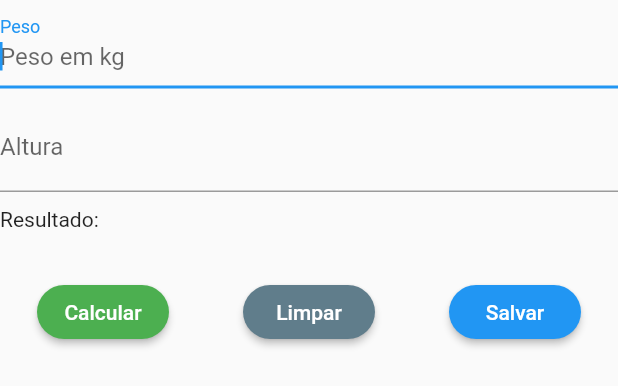
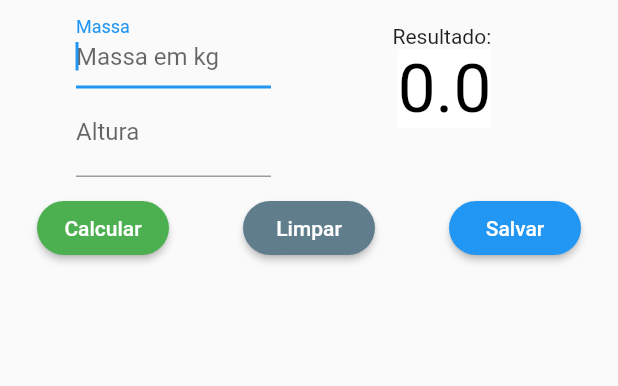
Before and after one commit to albertosdneto/imc, a Flutter app: the FormularioIMC widget shown alone on an empty page, opened directly, on a phone screen of 412 x 824 dp. Shown: the top 386 px of the screen. Run offline on Flutter 3.47's test engine with Material 2 defaults, Android fonts, the phone set to English and light mode, and no system bars; our stand-ins replace charts_flutter, sqflite; accounts and stored records are empty.

Commit message:
User interface improvements. Bug fixes. Code improvement.

```diff
--- a/lib/common.dart
+++ b/lib/common.dart
@@ -1,7 +1,77 @@
-// Colors:
-//Obesidade Morbida Grau 3: 0xFFda64f6
-//Obesidade Severa Grau 2: 0xFFf66464
-//Obesidade Grau I: 0xFFf0a842
-//Sobrepeso: 0xFFfada8f
-//Saudável: 0xFF44d185
-//Magreza: 0xFF9bdaeb
+import 'package:flutter/material.dart';
+
+int seletorDeCores(double valor) {
+  if(valor == 0.0)
+    return 0xFFFFFFFF;
+  if (valor >= 40.0)
+    return 0xFFda64f6; //Obesidade Morbida Grau 3
+  else {
+    if (valor >= 35.0 && valor < 40.0)
+      return 0xFFf66464; //Obesidade Severa Grau 2
+    else {
+      if (valor >= 30.0 && valor < 35.0)
+        return 0xFFf0a842; //Obesidade Grau I
+      else {
+        if (valor >= 25.0 && valor < 30.0)
+          return 0xFFfada8f; //Sobrepeso
+        else {
+          if (valor >= 18.5 && valor < 25.0)
+            return 0xFF44d185; //Saudável
+          else
+            return 0xFF9bdaeb; //Magreza
+        }
+      }
+    }
+  }
+}
+
+Widget categoriaIMC(double valor) {
+  if(valor == 0.0)
+    return Text('');
+  if (valor >= 40.0)
+    return Text('Obesidade Mórbida Grau 3');
+  else {
+    if (valor >= 35.0 && valor < 40.0)
+      return Text('Obesidade Severa Grau 2');
+    else {
+      if (valor >= 30.0 && valor < 35.0)
+        return Text('Obesidade Grau 1');
+      else {
+        if (valor >= 25.0 && valor < 30.0)
+          return Text('Sobrepeso');
+        else {
+          if (valor >= 18.5 && valor < 25.0)
+            return Text('Saudável');
+          else
+            return Text('Magreza');
+        }
+      }
+    }
+  }
+}
+
+class ResultadoIMC extends StatelessWidget {
+  ResultadoIMC({this.imc});
+
+  double imc;
+
+  @override
+  Widget build(BuildContext context) {
+    return Column(
+      mainAxisAlignment: MainAxisAlignment.spaceBetween,
+      crossAxisAlignment: CrossAxisAlignment.center,
+      children: <Widget>[
+        Text('Resultado: '),
+        Text(
+          imc.toString(),
+          style: TextStyle(
+              fontSize: 45.0,
+              color: Colors.black,
+              backgroundColor:
+                  Color(seletorDeCores(double.parse(imc.toString())))),
+        ),
+        categoriaIMC(imc),
+      ],
+    );
+  }
+}
--- a/lib/imc.dart
+++ b/lib/imc.dart
@@ -2,6 +2,7 @@ import 'package:flutter/material.dart';
 import 'package:flutter/services.dart';
 import 'Database.dart';
 import 'DataModel.dart';
+import 'common.dart';
 
 class FormularioIMC extends StatefulWidget {
   @override
@@ -11,7 +12,7 @@ class FormularioIMC extends StatefulWidget {
 class _FormularioIMCState extends State<FormularioIMC> {
   //Identifica cada formulário
   final _formKey = GlobalKey<FormState>();
-  String _resultado = '';
+  String _resultado = '0';
 
   //controladores pros campos de texto do formulário
   TextEditingController alturaController = TextEditingController();
@@ -47,7 +48,7 @@ class _FormularioIMCState extends State<FormularioIMC> {
     pesoController.text = '';
     FocusScope.of(context).requestFocus(nodeOne);
     setState(() {
-      _resultado = '';
+      _resultado = '0';
     });
   }
 
@@ -69,14 +70,21 @@ class _FormularioIMCState extends State<FormularioIMC> {
       key: _formKey,
       child: ListView(
         children: <Widget>[
-          TextFormField(
+          Row(
+            mainAxisAlignment: MainAxisAlignment.spaceEvenly,
+            children: <Widget>[
+              Column(
+                children: <Widget>[
+                  SizedBox(
+                    width: 130.0,
+                    child: TextFormField(
                       autofocus: true,
                       focusNode: nodeOne,
-            keyboardType:
-                TextInputType.numberWithOptions(signed: false, decimal: true),
+                      keyboardType: TextInputType.numberWithOptions(
+                          signed: false, decimal: true),
                       decoration: new InputDecoration(
-              hintText: 'Peso em kg',
-              labelText: 'Peso',
+                        hintText: 'Massa em kg',
+                        labelText: 'Massa',
                       ),
                       validator: (value) {
                         if (value.isEmpty) {
@@ -93,11 +101,13 @@ class _FormularioIMCState extends State<FormularioIMC> {
                       },
                       textInputAction: TextInputAction.next,
                     ),
-          SizedBox(width: 10, height: 10),
-          TextFormField(
+                  ),
+                  SizedBox(
+                    width: 130.0,
+                    child: TextFormField(
                       focusNode: nodeTwo,
-            keyboardType:
-                TextInputType.numberWithOptions(signed: false, decimal: false),
+                      keyboardType: TextInputType.numberWithOptions(
+                          signed: false, decimal: false),
                       decoration: new InputDecoration(
                         hintText: 'Altura em cm',
                         labelText: 'Altura',
@@ -116,9 +126,15 @@ class _FormularioIMCState extends State<FormularioIMC> {
                         _calcular();
                       },
                     ),
+                  ),
+                ],
+              ),
+              SizedBox(
+                  width: 130,
+                  child: ResultadoIMC(imc: double.parse(_resultado))),
+            ],
+          ),
           SizedBox(width: 10, height: 10),
-          Text('Resultado: ' + _resultado),
-          SizedBox(width: 10, height: 30),
           Row(
             mainAxisAlignment: MainAxisAlignment.spaceAround,
             children: <Widget>[
--- a/lib/main.dart
+++ b/lib/main.dart
@@ -25,9 +25,7 @@ class MyApp extends StatelessWidget {
             title: ListView(
               children: <Widget>[
                 Text('Controle de IMC'),
-                Text(
-                  'App demonstrativo.\nConsulte um médico',
-                  maxLines: 2,
+                Text('App demonstrativo.',
                   textScaleFactor: 0.6,
                 ),
               ],
```
Also changed, not shown: lib/graficoIMC.dart (+11 -32 lines), lib/listagemIMC.dart (+2 -28 lines), images/01.png, images/02.png, images/03.png, lib/generated/i18n.dart (added). Lines whose indentation alone changed are shown as unchanged.
